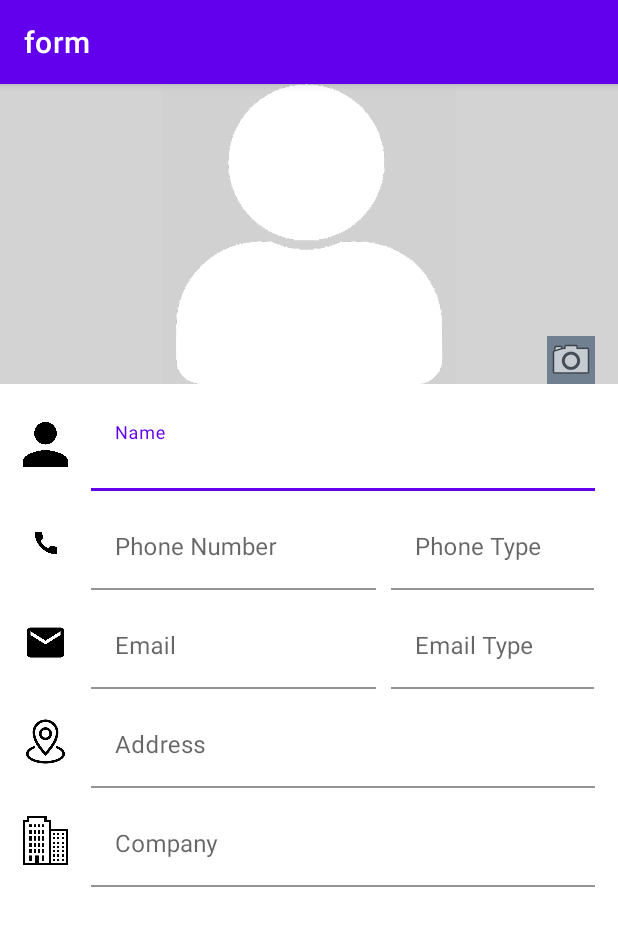
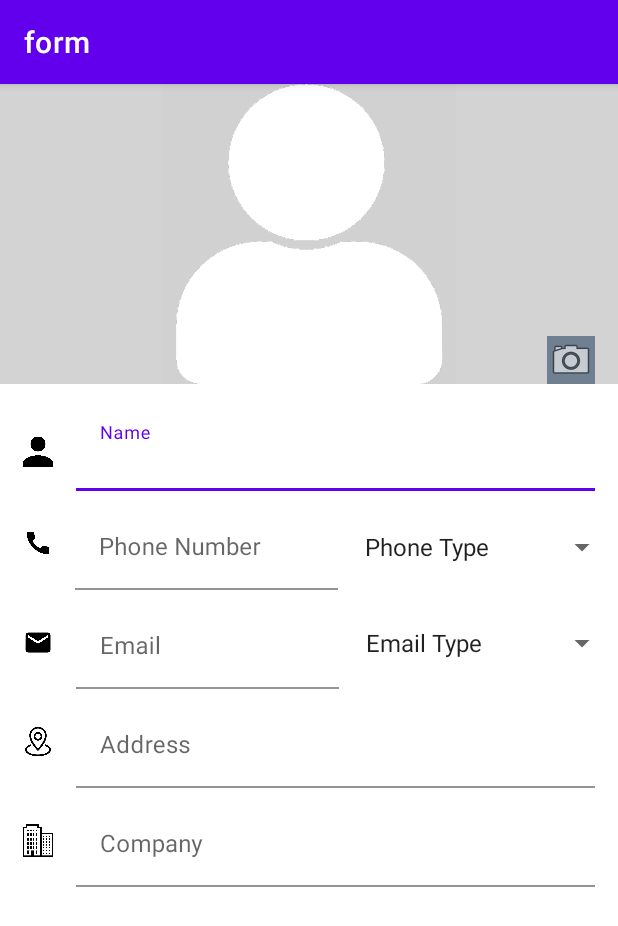
Before and after one commit to SteblinaTetiana/Android_lessons, an Android app: the screen it shows after launch (MainActivity), on a phone screen of 412 x 824 dp. Shown: the top 926 px of the screen. Run offline under Robolectric (Android 15) with nearby library versions, the phone set to English and light mode, and no system bars.

Commit message:
p052form add spinner

```diff
--- a/p052form/src/main/res/layout/activity_main.xml
+++ b/p052form/src/main/res/layout/activity_main.xml
@@ -28,14 +28,13 @@
 
     <ImageView
         android:id="@+id/iconPerson"
-        android:layout_width="30dp"
-        android:layout_height="50dp"
-       android:layout_marginLeft="15dp"
+        android:layout_width="20dp"
+        android:layout_height="30dp"
+        android:layout_below="@+id/imagePerson"
+        android:layout_marginLeft="15dp"
+        android:layout_marginTop="30dp"
         android:layout_marginRight="15dp"
-        android:layout_marginTop="15dp"
-        android:layout_below="@+id/imagePerson"
-        android:src="@drawable/person_img"
-        />
+        android:src="@drawable/person_img" />
 
     <com.google.android.material.textfield.TextInputLayout
         android:id="@+id/name"
@@ -57,14 +56,13 @@
 
     </com.google.android.material.textfield.TextInputLayout>
 
-
     <ImageView
         android:id="@+id/iconPhone"
         android:layout_width="30dp"
-        android:layout_height="50dp"
-        android:layout_marginLeft="15dp"
-        android:layout_marginRight="15dp"
-        android:layout_marginTop="10dp"
+        android:layout_height="30dp"
+        android:layout_marginLeft="10dp"
+        android:layout_marginRight="10dp"
+        android:layout_marginTop="20dp"
         android:layout_below="@+id/name"
         android:src="@drawable/phone_icon"
         />
@@ -80,7 +78,7 @@
 
         <com.google.android.material.textfield.TextInputEditText
             android:id="@+id/editPhone"
-            android:layout_width="190dp"
+            android:layout_width="175dp"
             android:layout_height="wrap_content"
             android:background="@color/white"
             android:hint="Phone Number"
@@ -88,48 +86,27 @@
 
     </com.google.android.material.textfield.TextInputLayout>
 
-    <com.google.android.material.textfield.TextInputLayout
-        android:id="@+id/phoneType"
-        android:layout_width="wrap_content"
-        android:layout_height="wrap_content"
-        android:layout_marginTop="10dp"
-        android:layout_marginRight="15dp"
-        android:layout_below="@id/name"
-        android:layout_toRightOf="@+id/phoneNumber"
-        android:text="Phone Type" >
-
-        <com.google.android.material.textfield.TextInputEditText
-            android:id="@+id/editPhoneType"
-            android:layout_width="135dp"
-            android:layout_height="wrap_content"
-            android:layout_marginLeft="10dp"
-            android:layout_marginRight="15dp"
-            android:background="@color/white"
-            android:hint="Phone Type"
-            android:text="" />
-
-    </com.google.android.material.textfield.TextInputLayout>
-
     <Spinner
         android:id="@+id/spinnerPhone"
-        android:layout_width="wrap_content"
+        android:layout_width="150dp"
         android:layout_height="wrap_content"
         android:layout_below="@id/name"
         android:layout_alignParentRight="true"
-        android:layout_marginRight="15dp"
-        android:layout_marginTop="15dp"
+        android:layout_marginLeft="10dp"
+        android:layout_marginTop="25dp"
+        android:layout_toEndOf="@+id/phoneNumber"
+        android:entries="@array/phoneType"
         android:spinnerMode="dropdown" />
 
     <ImageView
         android:id="@+id/iconEmail"
-        android:layout_width="30dp"
-        android:layout_height="50dp"
+        android:layout_width="20dp"
+        android:layout_height="30dp"
+        android:layout_below="@+id/phoneNumber"
         android:layout_marginLeft="15dp"
+        android:layout_marginTop="20dp"
         android:layout_marginRight="15dp"
-        android:layout_marginTop="10dp"
-        android:layout_below="@+id/phoneNumber"
-        android:src="@drawable/email_icon"
-        />
+        android:src="@drawable/email_icon" />
 
     <com.google.android.material.textfield.TextInputLayout
         android:id="@+id/email"
@@ -142,7 +119,7 @@
 
         <com.google.android.material.textfield.TextInputEditText
             android:id="@+id/editEmail"
-            android:layout_width="190dp"
+            android:layout_width="175dp"
             android:layout_height="wrap_content"
             android:background="@color/white"
             android:hint="Email"
@@ -150,45 +127,25 @@
 
     </com.google.android.material.textfield.TextInputLayout>
 
-    <com.google.android.material.textfield.TextInputLayout
-        android:id="@+id/emailType"
-        android:layout_width="wrap_content"
-        android:layout_height="wrap_content"
-        android:layout_marginTop="10dp"
-        android:layout_marginRight="15dp"
-        android:layout_toRightOf="@+id/phoneNumber"
-        android:layout_below="@id/phoneNumber"
-        android:text="Email Type" >
-
-        <com.google.android.material.textfield.TextInputEditText
-            android:id="@+id/editemailType"
-            android:layout_width="135dp"
-            android:layout_height="wrap_content"
-            android:layout_below="@id/name"
-            android:layout_marginLeft="10dp"
-            android:layout_marginRight="15dp"
-            android:background="@color/white"
-            android:hint="Email Type"
-            android:text="" />
-    </com.google.android.material.textfield.TextInputLayout>
-
     <Spinner
         android:id="@+id/spinnerEmail"
-        android:layout_width="wrap_content"
+        android:layout_width="150dp"
         android:layout_height="wrap_content"
-        android:layout_below="@id/phoneType"
-        android:layout_marginTop="10dp"
-        android:layout_marginRight="15dp"
+        android:layout_below="@id/spinnerPhone"
         android:layout_alignParentRight="true"
+        android:layout_marginLeft="10dp"
+        android:layout_marginTop="40dp"
+        android:layout_toEndOf="@+id/email"
+        android:entries="@array/emailType"
         android:spinnerMode="dropdown" />
 
     <ImageView
         android:id="@+id/iconAddress"
-        android:layout_width="30dp"
-        android:layout_height="50dp"
+        android:layout_width="20dp"
+        android:layout_height="30dp"
         android:layout_marginLeft="15dp"
         android:layout_marginRight="15dp"
-        android:layout_marginTop="10dp"
+        android:layout_marginTop="20dp"
         android:layout_below="@+id/email"
         android:src="@drawable/address_icon"
         />
@@ -215,9 +172,9 @@
 
     <ImageView
         android:id="@+id/iconCompany"
-        android:layout_width="30dp"
-        android:layout_height="50dp"
-        android:layout_marginTop="10dp"
+        android:layout_width="20dp"
+        android:layout_height="30dp"
+        android:layout_marginTop="20dp"
         android:layout_marginLeft="15dp"
         android:layout_marginRight="15dp"
         android:layout_below="@+id/address"
--- a/p052form/src/main/res/values/strings.xml
+++ b/p052form/src/main/res/values/strings.xml
@@ -1,4 +1,9 @@
 <resources>
     <string name="app_name">form</string>
-
+    <string-array name="phoneType">
+        <item>Phone Type</item>
+    </string-array>
+    <string-array name="emailType">
+        <item>Email Type</item>
+    </string-array>
 </resources>
```
